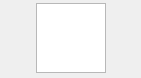
Qt form src/MEGASync/stalled_issues/gui/macx/StalledIssueActionTitle.ui (meganz/MEGAsync) before a commit.
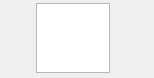
The same form after that commit. Custom widgets are drawn as their Qt base class.

Commit message: Minor fixes: 1) Child delegates sizes fixed 2) When checking "similar issues", check if these issues are exactly the same

Patch:
```diff
--- a/src/MEGASync/stalled_issues/gui/macx/StalledIssueActionTitle.ui
+++ b/src/MEGASync/stalled_issues/gui/macx/StalledIssueActionTitle.ui
@@ -6,8 +6,8 @@
    <rect>
     <x>0</x>
     <y>0</y>
-    <width>141</width>
-    <height>58</height>
+    <width>154</width>
+    <height>78</height>
    </rect>
   </property>
   <property name="sizePolicy">
@@ -180,7 +180,7 @@
            <property name="styleSheet">
             <string notr="true"/>
            </property>
-           <layout class="QHBoxLayout" name="horizontalLayout_3" stretch="1,0,1">
+           <layout class="QHBoxLayout" name="horizontalLayout_3" stretch="1,0">
             <property name="spacing">
              <number>8</number>
             </property>
@@ -261,23 +261,10 @@
               </layout>
              </widget>
             </item>
-            <item>
-             <spacer name="horizontalSpacer">
-              <property name="orientation">
-               <enum>Qt::Horizontal</enum>
-              </property>
-              <property name="sizeHint" stdset="0">
-               <size>
-                <width>5</width>
-                <height>20</height>
-               </size>
-              </property>
-             </spacer>
-            </item>
             <item>
              <widget class="QWidget" name="messageContainer" native="true">
               <property name="sizePolicy">
-               <sizepolicy hsizetype="Expanding" vsizetype="Preferred">
+               <sizepolicy hsizetype="Preferred" vsizetype="Preferred">
                 <horstretch>0</horstretch>
                 <verstretch>0</verstretch>
                </sizepolicy>
@@ -298,6 +285,20 @@
                <property name="bottomMargin">
                 <number>0</number>
                </property>
+               <item>
+                <widget class="QLabel" name="iconLabel">
+                 <property name="text">
+                  <string/>
+                 </property>
+                </widget>
+               </item>
+               <item>
+                <widget class="QLabel" name="messageLabel">
+                 <property name="text">
+                  <string/>
+                 </property>
+                </widget>
+               </item>
               </layout>
              </widget>
             </item>
```
The commit also changes 12 other files.
